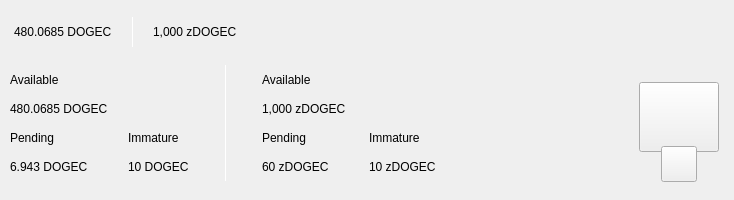
Before: the Qt Designer form src/qt/dogecash/forms/topbar.ui in dogecash/dogecash-old, drawn with Qt 5.
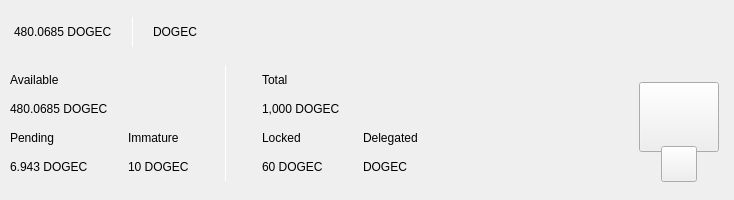
After: the same form once the commit is applied. Custom widgets are drawn as their Qt base class.

Commit message: [GUI] SplashScreen Size Fix, Balance Display Fix

```diff
--- a/src/qt/dogecash/forms/topbar.ui
+++ b/src/qt/dogecash/forms/topbar.ui
@@ -188,7 +188,7 @@
                </size>
               </property>
               <property name="text">
-               <string>1,000 zDOGEC</string>
+               <string>DOGEC</string>
               </property>
              </widget>
             </item>
@@ -518,14 +518,14 @@
                <item>
                 <widget class="QLabel" name="labelTitle2">
                  <property name="text">
-                  <string>Available</string>
+                  <string>Total</string>
                  </property>
                 </widget>
                </item>
                <item>
                 <widget class="QLabel" name="labelAmountzDogec">
                  <property name="text">
-                  <string>1,000 zDOGEC</string>
+                  <string>1,000 DOGEC</string>
                  </property>
                 </widget>
                </item>
@@ -541,14 +541,14 @@
                  <item>
                   <widget class="QLabel" name="labelTitle5">
                    <property name="text">
-                    <string>Pending</string>
+                    <string>Locked</string>
                    </property>
                   </widget>
                  </item>
                  <item>
                   <widget class="QLabel" name="labelPendingzDogec">
                    <property name="text">
-                    <string>60 zDOGEC</string>
+                    <string>60 DOGEC</string>
                    </property>
                   </widget>
                  </item>
@@ -575,14 +575,14 @@
                  <item>
                   <widget class="QLabel" name="labelTitle6">
                    <property name="text">
-                    <string>Immature</string>
+                    <string>Delegated</string>
                    </property>
                   </widget>
                  </item>
                  <item>
                   <widget class="QLabel" name="labelImmaturezDogec">
                    <property name="text">
-                    <string>10 zDOGEC</string>
+                    <string>DOGEC</string>
                    </property>
                   </widget>
                  </item>
```
The commit also changes 7 other files.
